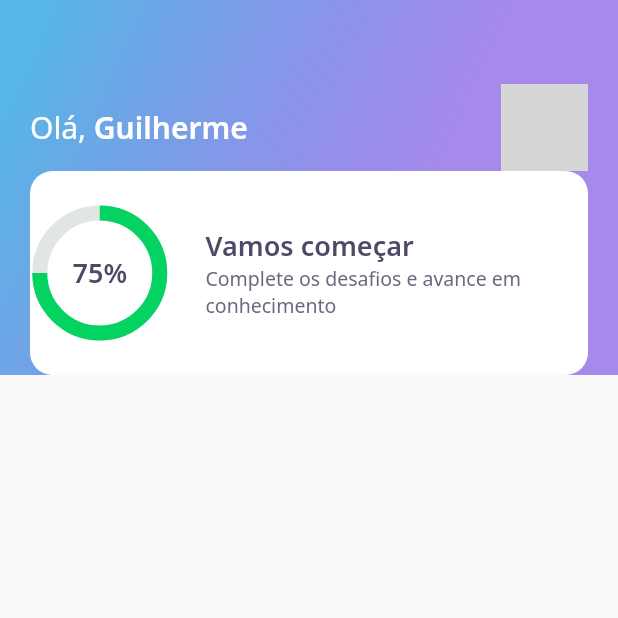
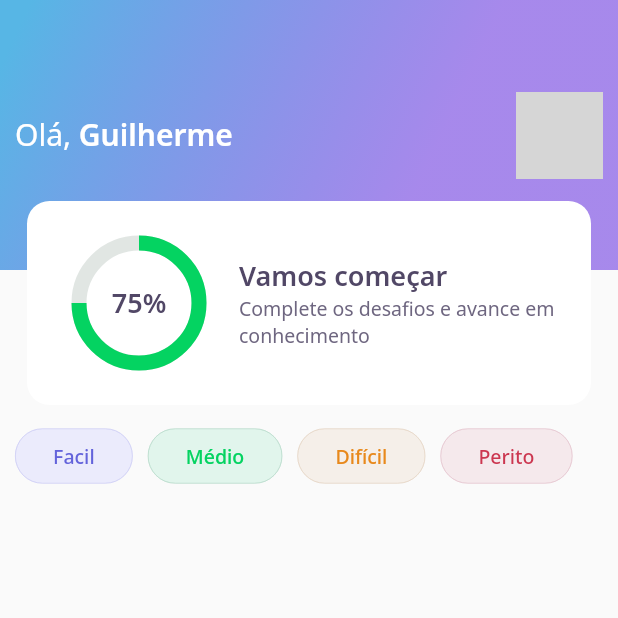
Before and after one commit to guilhermerochas/devquiz-nlw5, a Flutter app: the screen it shows after launch, on a phone screen of 412 x 824 dp, the top half of it. Run offline on Flutter 3.47's test engine with Material 2 defaults, Android fonts, the phone set to English and light mode, and no system bars; our stand-ins replace google_fonts; network calls fail; grey boxes are pictures that could not be loaded.

Commit message:
adição do chip e melhoria do appbar

```diff
--- a/lib/core/app_widget.dart
+++ b/lib/core/app_widget.dart
@@ -1,7 +1,5 @@
 import 'package:devquiz/pages/home/home_page.dart';
-import 'package:devquiz/pages/splash/splash_page.dart';
 import 'package:flutter/material.dart';
-import 'package:flutter/services.dart';
 
 class AppWidget extends StatelessWidget {
   @override
--- a/lib/pages/home/home_page.dart
+++ b/lib/pages/home/home_page.dart
@@ -1,5 +1,7 @@
 import 'package:devquiz/pages/home/widgets/app_bar_widget.dart';
+import 'package:devquiz/pages/home/widgets/level_button_widget.dart';
 import 'package:flutter/material.dart';
+import 'package:devquiz/core/core.dart';
 
 class HomePage extends StatefulWidget {
   HomePage({Key? key}) : super(key: key);
@@ -13,6 +15,40 @@ class _HomePageState extends State<HomePage> {
   Widget build(BuildContext context) {
     return Scaffold(
       appBar: AppBarWidget(),
+      body: Padding(
+        padding: const EdgeInsets.symmetric(horizontal: 10, vertical: 10),
+        child: Row(
+          children: <Widget>[
+            levelButtonWidget(
+              title: "Facil",
+              backgroundColor: AppColors.levelButtonFacil,
+              textColor: AppColors.levelButtonTextFacil,
+              outlinedColor: AppColors.levelButtonBorderFacil,
+            ),
+            SizedBox(width: 10),
+            levelButtonWidget(
+              title: "Médio",
+              backgroundColor: AppColors.levelButtonMedio,
+              textColor: AppColors.levelButtonTextMedio,
+              outlinedColor: AppColors.levelButtonBorderMedio,
+            ),
+            SizedBox(width: 10),
+            levelButtonWidget(
+              title: "Difícil",
+              backgroundColor: AppColors.levelButtonDificil,
+              textColor: AppColors.levelButtonTextDificil,
+              outlinedColor: AppColors.levelButtonBorderDificil,
+            ),
+            SizedBox(width: 10),
+            levelButtonWidget(
+              title: "Perito",
+              backgroundColor: AppColors.levelButtonPerito,
+              textColor: AppColors.levelButtonTextPerito,
+              outlinedColor: AppColors.levelButtonBorderPerito,
+            ),
+          ],
+        ),
+      ),
     );
   }
 }
--- a/lib/pages/home/widgets/app_bar_widget.dart
+++ b/lib/pages/home/widgets/app_bar_widget.dart
@@ -2,24 +2,26 @@ import 'package:devquiz/core/app_gradients.dart';
 import 'package:devquiz/core/app_text_styles.dart';
 import 'package:devquiz/pages/home/widgets/score_card_widget.dart';
 import 'package:flutter/material.dart';
+
+import '../../../core/app_gradients.dart';
 
 class AppBarWidget extends PreferredSize {
   AppBarWidget({
     Key? key,
   }) : super(
           key: key,
-          preferredSize: Size.fromHeight(250),
+          preferredSize: Size.fromHeight(270),
           child: Container(
-            height: 250,
-            decoration: BoxDecoration(
-              gradient: AppGradients.linear,
-            ),
+            height: 270,
+            child: Stack(
+              children: [
+                Container(
+                  height: 180,
+                  width: double.maxFinite,
+                  decoration: BoxDecoration(gradient: AppGradients.linear),
                   child: Padding(
-              padding: const EdgeInsets.symmetric(horizontal: 20),
-              child: Column(
-                mainAxisAlignment: MainAxisAlignment.end,
-                children: [
-                  Row(
+                    padding: const EdgeInsets.symmetric(horizontal: 10),
+                    child: Row(
                       mainAxisAlignment: MainAxisAlignment.spaceBetween,
                       children: <Widget>[
                         Text.rich(
@@ -48,9 +50,13 @@ class AppBarWidget extends PreferredSize {
                         )
                       ],
                     ),
-                  ScoreCardWidget()
+                  ),
+                ),
+                Align(
+                  alignment: Alignment.bottomCenter,
+                  child: ScoreCardWidget(),
+                )
               ],
-              ),
             ),
           ),
         );
--- /dev/null
+++ b/lib/pages/home/widgets/level_button_widget.dart
@@ -0,0 +1,25 @@
+import 'package:flutter/material.dart';
+import 'package:google_fonts/google_fonts.dart';
+
+Widget levelButtonWidget(
+    {Color? backgroundColor,
+    required String title,
+    Color? outlinedColor,
+    Color? textColor}) {
+  return Chip(
+    shape: StadiumBorder(
+      side: BorderSide(color: outlinedColor ?? Colors.black54, width: 0.4),
+    ),
+    label: Container(
+      padding: EdgeInsets.symmetric(horizontal: 13, vertical: 5),
+      child: Text(
+        title,
+        style: GoogleFonts.notoSans(
+          color: textColor,
+          fontSize: 13,
+        ),
+      ),
+    ),
+    backgroundColor: backgroundColor,
+  );
+}
--- /dev/null
+++ b/lib/pages/home/widgets/quiz_card_widget.dart
@@ -0,0 +1,5 @@
+import 'package:flutter/material.dart';
+
+Widget quizCardWidget() {
+  return Container();
+}
--- a/lib/pages/home/widgets/score_card_widget.dart
+++ b/lib/pages/home/widgets/score_card_widget.dart
@@ -10,24 +10,28 @@ class ScoreCardWidget extends StatelessWidget {
 
   @override
   Widget build(BuildContext context) {
-    return Container(
+    return Padding(
+      padding: const EdgeInsets.symmetric(horizontal: 18),
+      child: Container(
         height: 136,
         decoration: BoxDecoration(
           color: AppColors.white,
           borderRadius: BorderRadius.circular(15),
         ),
+        child: Padding(
+          padding: const EdgeInsets.symmetric(horizontal: 18),
           child: Row(
             crossAxisAlignment: CrossAxisAlignment.center,
             mainAxisAlignment: MainAxisAlignment.center,
             children: <Widget>[
               Expanded(
-            flex: 1,
+                flex: 3,
                 child: ChartWidget(),
               ),
               Expanded(
-            flex: 3,
+                flex: 6,
                 child: Padding(
-              padding: const EdgeInsets.only(left: 24),
+                  padding: const EdgeInsets.only(left: 10),
                   child: Column(
                     mainAxisAlignment: MainAxisAlignment.center,
                     crossAxisAlignment: CrossAxisAlignment.start,
@@ -46,6 +50,8 @@ class ScoreCardWidget extends StatelessWidget {
               )
             ],
           ),
+        ),
+      ),
     );
   }
 }
```
Lines whose indentation alone changed are shown as unchanged.
